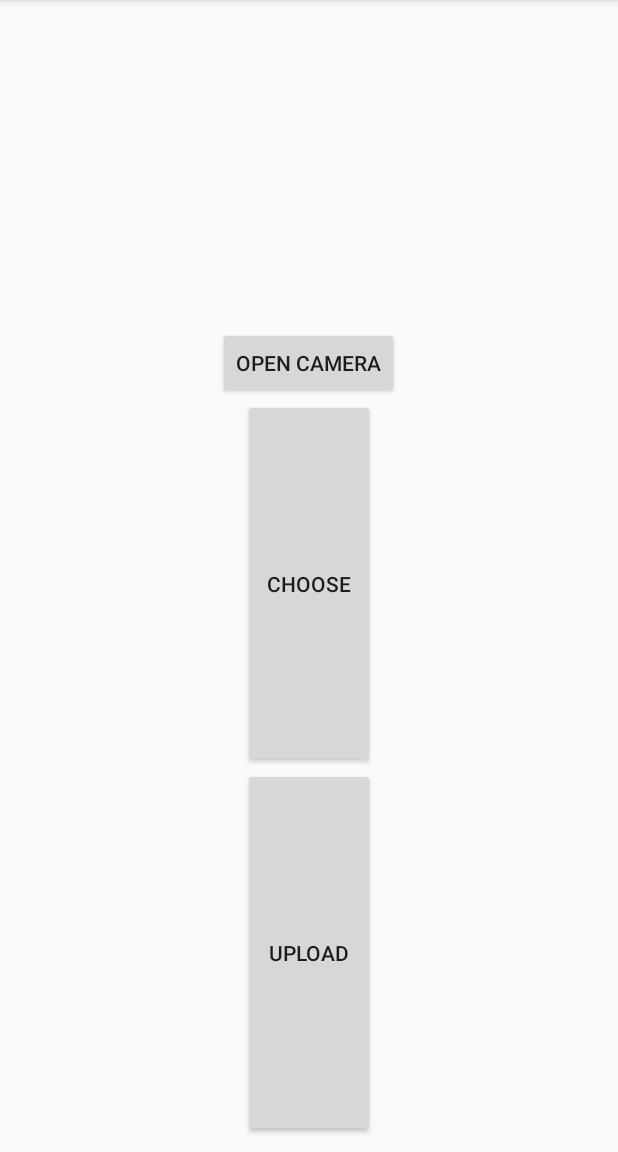
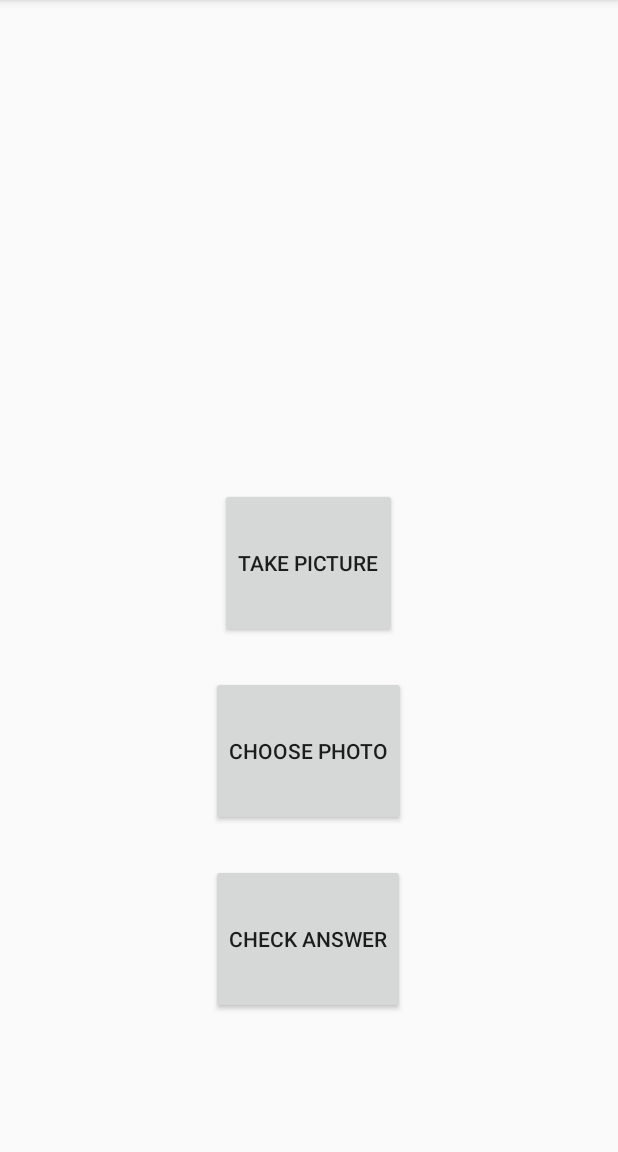
Before and after one commit to nathanjchan/Check-Yourself, an Android app: the screen it shows after launch (MainActivity), on a phone screen of 412 x 824 dp, the part 84-1236 px from its top. Run offline under Robolectric (Android 15) with nearby library versions, the phone set to English and light mode, and no system bars; our stand-ins replace Firebase (no records; nobody signed in at launch, a user with empty details on screens opened directly).

Commit message:
finished project?

```diff
--- a/CheckYourself/app/src/main/AndroidManifest.xml
+++ b/CheckYourself/app/src/main/AndroidManifest.xml
@@ -3,6 +3,7 @@
     package="com.shnab.checkyourself">
 
     <uses-permission android:name="android.permission.CAMERA"/>
+    <uses-permission android:name="android.permission.WRITE_EXTERNAL_STORAGE"/>
 
     <application
         android:allowBackup="true"
@@ -11,7 +12,8 @@
         android:roundIcon="@mipmap/ic_launcher_round"
         android:supportsRtl="true"
         android:theme="@style/AppTheme">
-        <activity android:name=".MainActivity">
+        <activity android:name=".MainActivity"
+            android:screenOrientation="portrait">
             <intent-filter>
                 <action android:name="android.intent.action.MAIN" />
 
--- a/CheckYourself/app/src/main/java/com/shnab/checkyourself/MainActivity.java
+++ b/CheckYourself/app/src/main/java/com/shnab/checkyourself/MainActivity.java
@@ -11,6 +11,7 @@ import android.app.ProgressDialog;
 import android.content.Intent;
 import android.content.pm.PackageManager;
 import android.graphics.Bitmap;
+import android.graphics.Color;
 import android.net.Uri;
 import android.os.Bundle;
 import android.provider.MediaStore;
@@ -37,7 +38,6 @@ public class MainActivity extends AppCompatActivity implements View.OnClickListe
     Button btOpen;
     Bitmap captureImage;
 
-    // Firebase stuff
     private static final int PICK_IMAGE_REQUEST = 234;
     private Button buttonChoose, buttonUpload;
 
@@ -50,7 +50,6 @@ public class MainActivity extends AppCompatActivity implements View.OnClickListe
         super.onCreate(savedInstanceState);
         setContentView(R.layout.activity_main);
 
-        // Firebase stuff
         storageReference = FirebaseStorage.getInstance().getReference();
 
         imageView = (ImageView) findViewById(R.id.image_view);
@@ -94,7 +93,6 @@ public class MainActivity extends AppCompatActivity implements View.OnClickListe
             imageView.setImageBitmap(captureImage);
             filePath = Uri.parse("picture-taken"); // To signify a picture was taken
         }
-        // Firebase stuff
         if (requestCode == PICK_IMAGE_REQUEST && resultCode == RESULT_OK && data != null && data.getData() != null) {
             filePath = data.getData();
 
@@ -107,7 +105,6 @@ public class MainActivity extends AppCompatActivity implements View.OnClickListe
         }
     }
 
-    // Firebase stuff
     private void uploadFile() {
         System.out.println("FILEPATH: " + filePath);
         if (filePath != null && !filePath.getPath().equals("picture-taken")) {
@@ -116,7 +113,7 @@ public class MainActivity extends AppCompatActivity implements View.OnClickListe
             progressDialog.setTitle("Uploading...");
             progressDialog.show();
 
-            StorageReference riversRef = storageReference.child("images/profile.jpg");
+            StorageReference riversRef = storageReference.child("images/math.jpg");
 
             riversRef.putFile(filePath).addOnSuccessListener(new OnSuccessListener<UploadTask.TaskSnapshot>() {
                 @Override
@@ -144,7 +141,7 @@ public class MainActivity extends AppCompatActivity implements View.OnClickListe
             progressDialog.setTitle("Uploading...");
             progressDialog.show();
 
-            StorageReference riversRef = storageReference.child("images/profile.jpg");
+            StorageReference riversRef = storageReference.child("images/math.jpg");
             ByteArrayOutputStream baos = new ByteArrayOutputStream();
             captureImage.compress(Bitmap.CompressFormat.JPEG, 100, baos);
             byte[] data = baos.toByteArray();
@@ -169,7 +166,7 @@ public class MainActivity extends AppCompatActivity implements View.OnClickListe
                 }
             });
         } else {
-            // error code here
+            Toast.makeText(getApplicationContext(), "No file recognized", Toast.LENGTH_LONG).show();
         }
     }
 
--- a/CheckYourself/app/src/main/res/layout/activity_main.xml
+++ b/CheckYourself/app/src/main/res/layout/activity_main.xml
@@ -3,38 +3,62 @@
     xmlns:android="http://schemas.android.com/apk/res/android"
     xmlns:app="http://schemas.android.com/apk/res-auto"
     xmlns:tools="http://schemas.android.com/tools"
-    android:layout_width="match_parent"
-    android:layout_height="match_parent"
+    android:layout_width="fill_parent"
+    android:layout_height="fill_parent"
+    android:orientation="horizontal"
+    tools:context=".MainActivity">
+
+    <LinearLayout
+        android:layout_width="0dp"
+        android:layout_height="wrap_content"
+        android:orientation="horizontal"
+        android:id="@+id/linearLayout_dummy1"
+        android:layout_weight=".15" />
+
+    <LinearLayout
+        android:layout_width="0dp"
+        android:layout_height="wrap_content"
+        android:id="@+id/linearLayout1"
         android:orientation="vertical"
-    android:gravity="center"
-    android:padding="10dp"
-    tools:context=".MainActivity">
+        android:layout_weight=".7">
 
         <ImageView
             android:layout_width="match_parent"
-        android:layout_height="0dp"
+            android:layout_height="300dp"
             android:layout_weight="1"
             android:id="@+id/image_view"/>
 
         <Button
             android:layout_width="wrap_content"
-        android:layout_height="wrap_content"
+            android:layout_height="100dp"
             android:id="@+id/bt_open"
-        android:text="open camera"
-        android:layout_marginTop="10dp"/>
+            android:text="Take Picture"
+            android:layout_gravity="center"
+            android:layout_marginTop="25dp"/>
 
         <Button
             android:id="@+id/buttonChoose"
-        android:text="Choose"
+            android:text="Choose Photo"
             android:layout_width="wrap_content"
-        android:layout_height="wrap_content"
-        android:layout_weight="1" />
+            android:layout_height="100dp"
+            android:layout_gravity="center"
+            android:layout_marginTop="25dp"/>
 
         <Button
             android:id="@+id/buttonUpload"
-        android:text="Upload"
+            android:text="Check Answer"
             android:layout_width="wrap_content"
-        android:layout_height="wrap_content"
-        android:layout_weight="1" />
+            android:layout_height="100dp"
+            android:layout_gravity="center"
+            android:layout_marginTop="25dp"/>
 
     </LinearLayout>
+
+    <LinearLayout
+        android:layout_width="0dp"
+        android:layout_height="wrap_content"
+        android:orientation="horizontal"
+        android:id="@+id/linearLayout_dummy2"
+        android:layout_weight=".15" />
+
+</LinearLayout>
```
Lines whose indentation alone changed are shown as unchanged.
